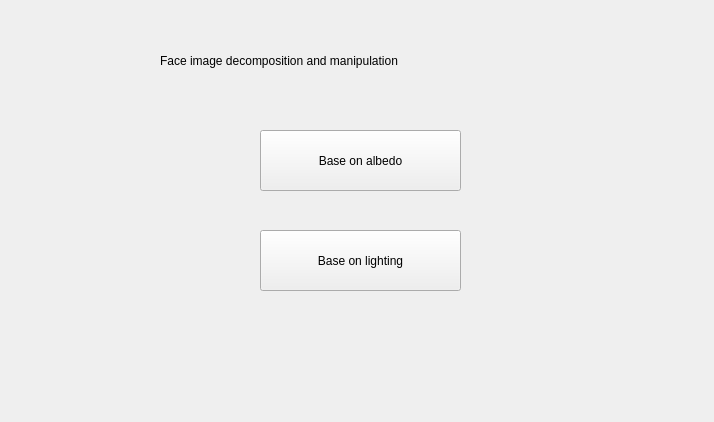
First picture: the form in GUI/home_page.ui, repository Louise-yy/SfSNet-Pytorch, before the edit.
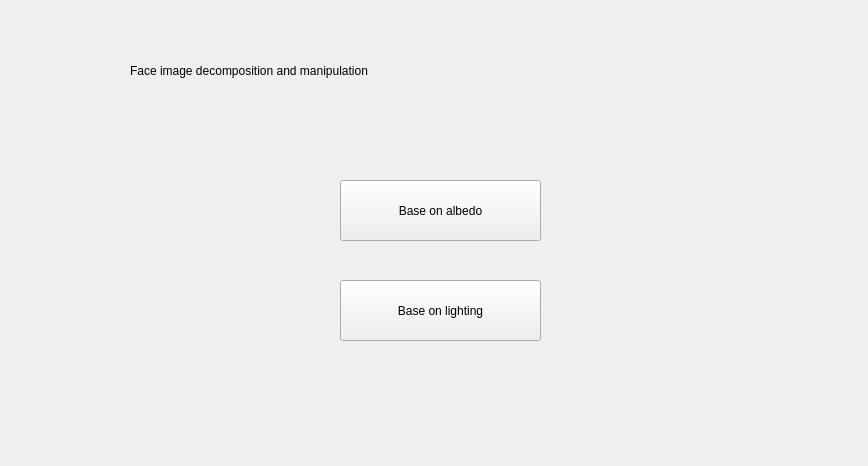
Second picture: the form after the edit.

The edit to the form file:
```diff
--- a/GUI/home_page.ui
+++ b/GUI/home_page.ui
@@ -6,8 +6,8 @@
    <rect>
     <x>0</x>
     <y>0</y>
-    <width>714</width>
-    <height>422</height>
+    <width>868</width>
+    <height>466</height>
    </rect>
   </property>
   <property name="windowTitle">
@@ -16,8 +16,8 @@
   <widget class="QPushButton" name="pushButton">
    <property name="geometry">
     <rect>
-     <x>260</x>
-     <y>130</y>
+     <x>340</x>
+     <y>180</y>
      <width>201</width>
      <height>61</height>
     </rect>
@@ -29,9 +29,9 @@
   <widget class="QLabel" name="label">
    <property name="geometry">
     <rect>
-     <x>160</x>
-     <y>30</y>
-     <width>431</width>
+     <x>130</x>
+     <y>40</y>
+     <width>661</width>
      <height>61</height>
     </rect>
    </property>
@@ -45,8 +45,8 @@
   <widget class="QPushButton" name="pushButton_2">
    <property name="geometry">
     <rect>
-     <x>260</x>
-     <y>230</y>
+     <x>340</x>
+     <y>280</y>
      <width>201</width>
      <height>61</height>
     </rect>
```
Left out of the diff: 24 changed lines with no effect on the pictures.
